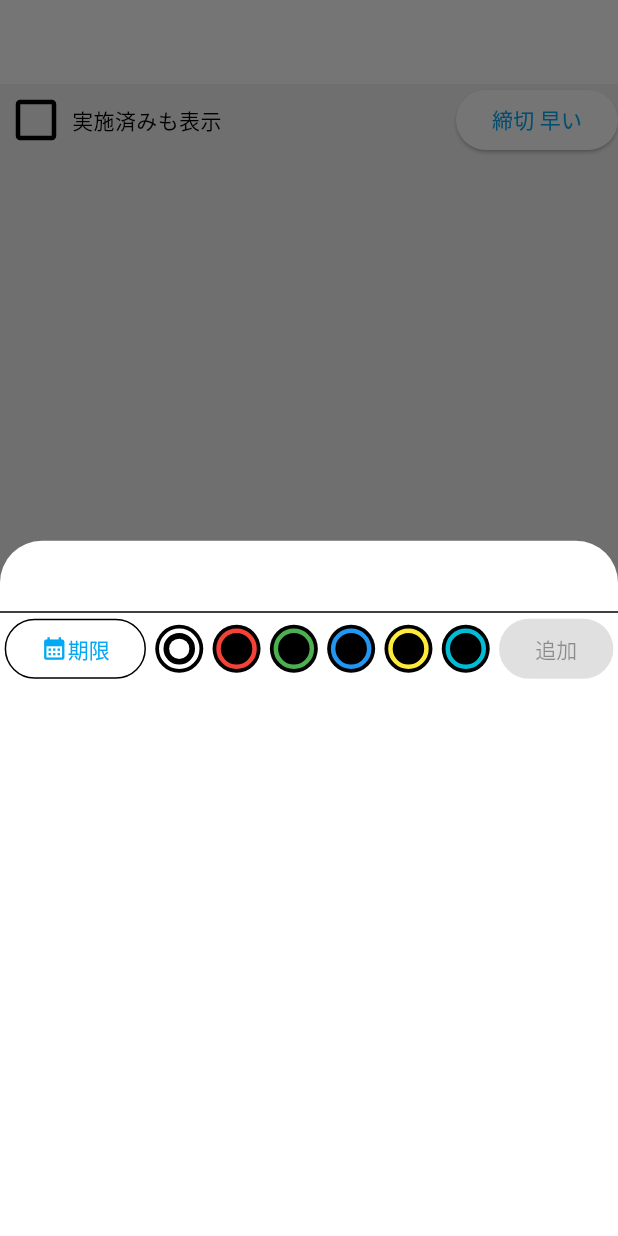
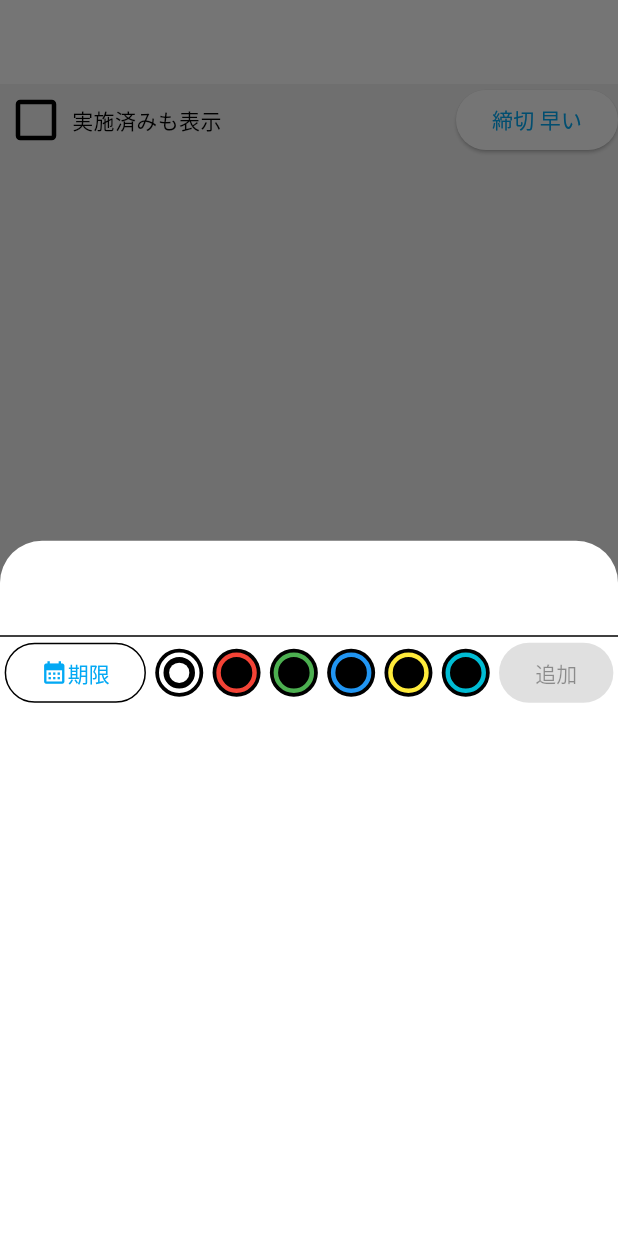
Before and after one commit to seito-developer/flutter-ai-app, a Flutter app: the screen it shows after launch, after a tap on the "add" icon, on a phone screen of 412 x 824 dp. Run offline on Flutter 3.47's test engine with Material 2 defaults, Android fonts, the phone set to English and light mode, and no system bars; our stand-ins replace cloud_firestore, firebase_core, freezed_annotation, get_it; accounts and stored records are empty.

Commit message:
Added 改行とPadding

```diff
--- a/lib/main.dart
+++ b/lib/main.dart
@@ -206,6 +206,17 @@ class _MyHomePageState extends State<MyHomePage> {
           children: [
             TextField(
               onChanged: (value) => _title = value,
+              keyboardType: TextInputType.multiline,
+              maxLines: null,
+              // can you add padding here?
+              // padding: const EdgeInsets.all(16.0),
+
+              decoration: InputDecoration(
+                contentPadding: const EdgeInsets.symmetric(
+                  vertical: 20,
+                  horizontal: 5,
+                ),
+              ),
             ),
             StatefulBuilder(builder: (context, setStateInSheet) {
               return Row(
```
